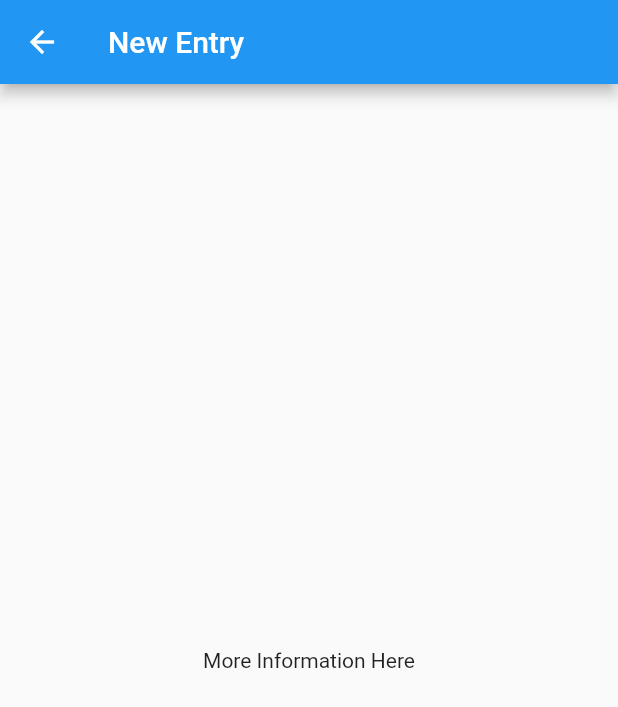
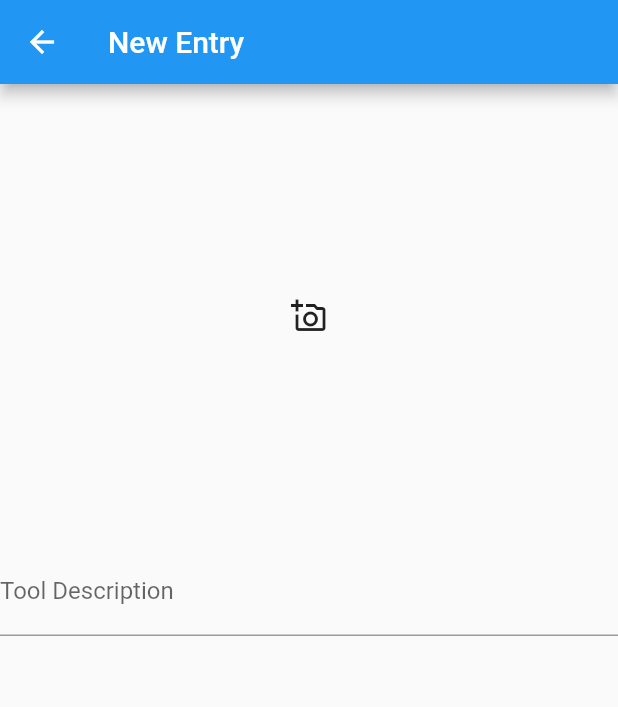
Before and after one commit to jlthompso/my-sharpening-angles-app, a Flutter app: the CreateItemView screen opened by its route, on a phone screen of 412 x 824 dp. Shown: the top 707 px of the screen. Run offline on Flutter 3.47's test engine with Material 2 defaults, Android fonts, the phone set to English and light mode, and no system bars; our stand-ins replace firebase_auth, firebase_core, image_picker; missing offline and left inert: firebase_ui_auth; accounts and stored records are empty; generated files the repository leaves out were written again.

Commit message:
Get photo from camera.

```diff
--- a/lib/src/sample_feature/create_item_view.dart
+++ b/lib/src/sample_feature/create_item_view.dart
@@ -1,10 +1,22 @@
 import 'package:flutter/material.dart';
+import 'package:image_picker/image_picker.dart';
+import 'dart:io';
 
 /// Displays detailed information about a SampleItem.
-class CreateItemView extends StatelessWidget {
+class CreateItemView extends StatefulWidget {
   const CreateItemView({super.key});
 
   static const routeName = '/new';
+
+  @override
+  State<CreateItemView> createState() => _CreateItemViewState();
+}
+
+class _CreateItemViewState extends State<CreateItemView> {
+  final _formKey = GlobalKey<FormState>();
+  final ImagePicker _picker = ImagePicker();
+
+  XFile? _photo;
 
   @override
   Widget build(BuildContext context) {
@@ -12,8 +24,40 @@ class CreateItemView extends StatelessWidget {
       appBar: AppBar(
         title: const Text('New Entry'),
       ),
-      body: const Center(
-        child: Text('More Information Here'),
+      body: Form(
+        key: _formKey,
+        child: Column(
+          children: <Widget>[
+            SizedBox.square(
+                dimension: MediaQuery.of(context).size.width * 0.75,
+                child: _photo != null
+                    ? Image.file(File(_photo!.path))
+                    : IconButton(
+                        onPressed: () async {
+                          final XFile? img = await _picker.pickImage(
+                              source: ImageSource.camera);
+                          if (img != null) {
+                            setState(() {
+                              _photo = img;
+                            });
+                          }
+                        },
+                        icon: const Icon(Icons.add_a_photo_outlined),
+                      )),
+            TextFormField(
+              decoration: const InputDecoration(
+                border: UnderlineInputBorder(),
+                labelText: 'Tool Description',
+              ),
+              validator: (value) {
+                if (value == null || value.isEmpty) {
+                  return 'Please enter some text';
+                }
+                return null;
+              },
+            ),
+          ],
+        ),
       ),
     );
   }
--- a/pubspec.yaml
+++ b/pubspec.yaml
@@ -18,6 +18,7 @@ dependencies:
     sdk: flutter
   flutter_localizations:
     sdk: flutter
+  image_picker: ^1.0.4
 
 dev_dependencies:
   flutter_test:
```
Also changed, not shown: pubspec.lock.
